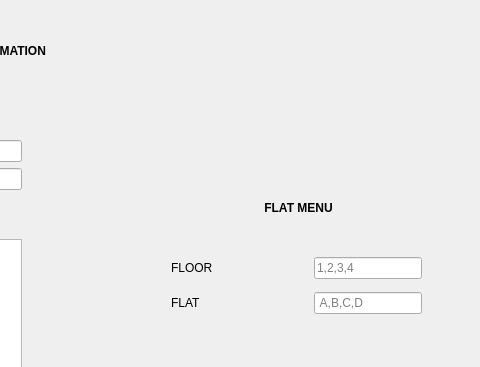
First picture: the form in building_customize_menu.ui, repository faisal-ahmed-dev/HOME-RENTAL-MANAGEMENT, before the edit; both pictures show x 429 to 909 and y 0 to 367 of the 909 by 601 pixel window.
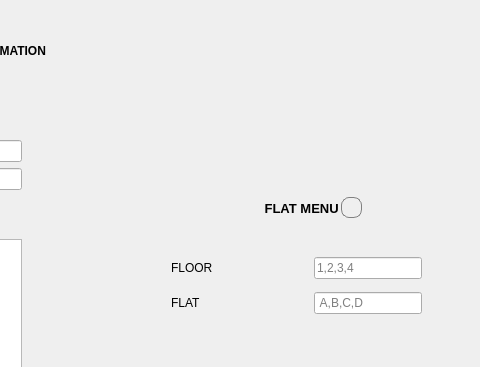
Second picture: the form after the edit. Icons and pictures are not drawn.

```diff
--- a/building_customize_menu.ui
+++ b/building_customize_menu.ui
@@ -99,6 +99,7 @@
    </property>
    <property name="font">
     <font>
+     <pointsize>10</pointsize>
      <bold>true</bold>
     </font>
    </property>
@@ -280,6 +281,27 @@
     </item>
    </layout>
   </widget>
+  <widget class="QPushButton" name="pushButton_info">
+   <property name="geometry">
+    <rect>
+     <x>770</x>
+     <y>197</y>
+     <width>21</width>
+     <height>21</height>
+    </rect>
+   </property>
+   <property name="styleSheet">
+    <string notr="true">image: url(:/resources/resources/informaionicon.png);
+
+border: 1px solid gray;
+border-radius: 8px;
+padding: 0 2px;
+background: transparent;</string>
+   </property>
+   <property name="text">
+    <string/>
+   </property>
+  </widget>
  </widget>
  <resources/>
  <connections/>
```
